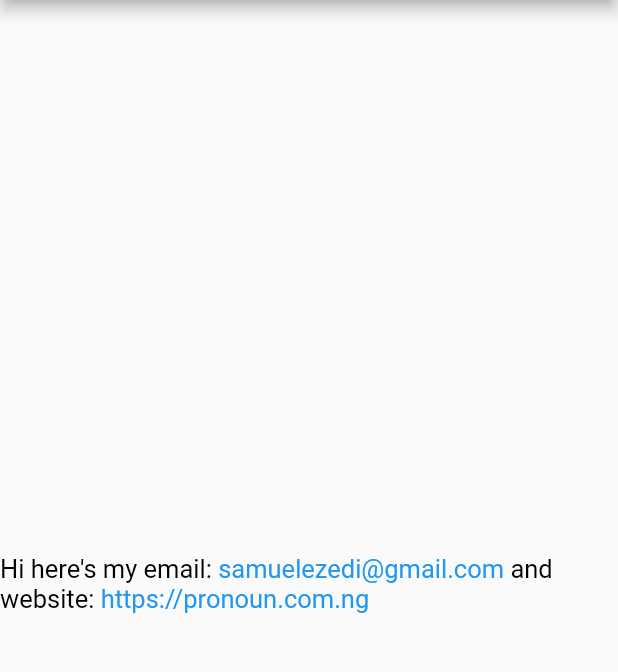
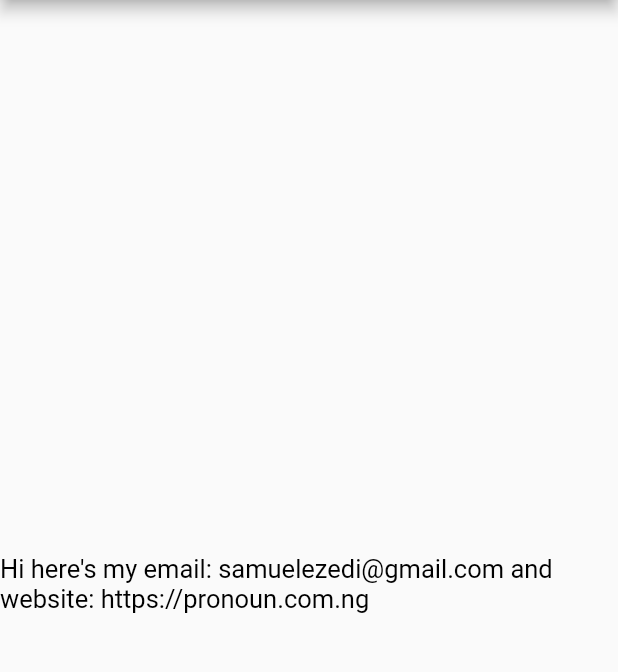
Before and after one commit to studio-b-co-kr/remedi_flutter_plugin_mirror, a Flutter app: the screen it shows after launch, on a phone screen of 412 x 824 dp, the part 84-756 px from its top. Run offline on Flutter 3.47's test engine with Material 2 defaults, Android fonts, the phone set to English and light mode, and no system bars.

```diff
--- a/linkwell/lib/src/source.dart
+++ b/linkwell/lib/src/source.dart
@@ -4,8 +4,9 @@ import 'package:flutter/material.dart';
 class Helper {
   const Helper(this.value);
 
-  static var regex = new RegExp(
-      r"((https?:www\.)|(https?:\/\/)|(www\.))?[\w/\-?=%.][-a-zA-Z0-9@:%._\+~#=]{1,256}\.[a-zA-Z0-9]{1,6}(\/[-a-zA-Z0-9()@:%_\+.~#?&\/=]*)?");
+  // static var regex = new RegExp(r"((https?:www\.)|(https?:\/\/)|(www\.))?[\w/\-?=%.][-a-zA-Z0-9@:%._\+~#=]{1,256}\.[a-zA-Z0-9]{1,6}(\/[-a-zA-Z0-9()@:%_\+.~#?&\/=]*)?");
+
+  static var regex = new RegExp(r"^([a-z][a-z0-9+\-.]*):(\/\/([a-z0-9\-._~%!$&'()*+,;=]+@)?([a-z0-9\-._~%]+|\[[a-f0-9:.]+\]|\[v[a-f0-9][a-z0-9\-._~%!$&'()*+,;=:]+\])(:[0-9]+)?(\/[a-z0-9\-._~%!$&'()*+,;=:@]+)*\/?|(\/?[a-z0-9\-._~%!$&'()*+,;=:@]+(\/[a-z0-9\-._~%!$&'()*+,;=:@]+)*\/?)?)(\?[a-z0-9\-._~%!$&'()*+,;=:@/?]*)?(#[a-z0-9\-._~%!$&'()*+,;=:@/?]*)?$");
 
   static var phoneRegex = new RegExp(r"(^(?:[+0]9)?[0-9]{10,12}$)");
 
```
